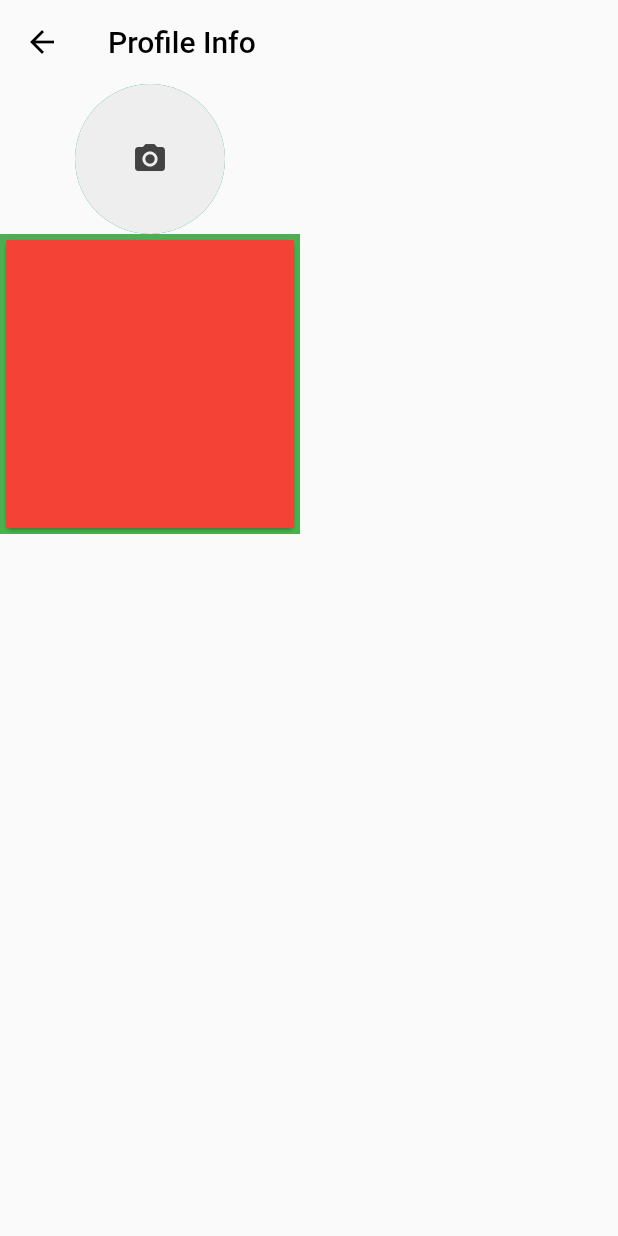
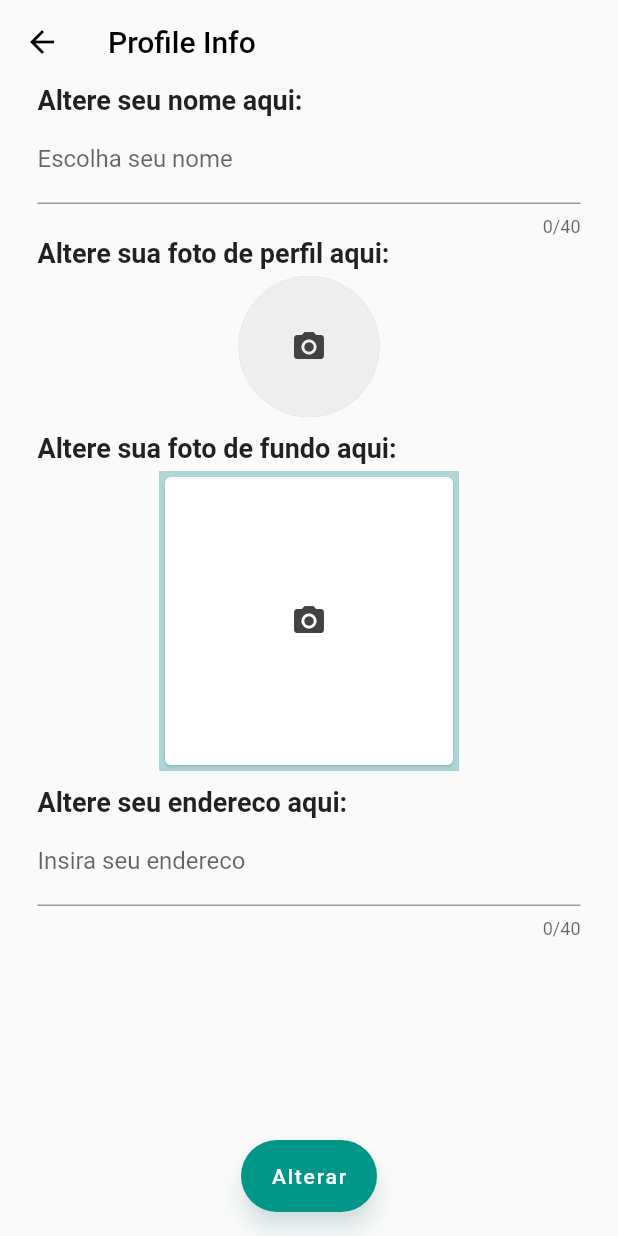
Before and after one commit to jmbessa/INF1300-Flutter, a Flutter app: the InfoScreen screen opened by its route, on a phone screen of 412 x 824 dp. Run offline on Flutter 3.47's test engine with Material 2 defaults, Android fonts, the phone set to English and light mode, and no system bars; our stand-ins replace image_picker, photo_view; missing offline and left inert: dart:ffi; Roboto replaces fonts that are missing (Helvetica).

Commit message:
Comitao 2, agora com tela de perfil do cliente

```diff
--- a/services_app/lib/infoScreen.dart
+++ b/services_app/lib/infoScreen.dart
@@ -14,6 +14,8 @@ class InfoScreen extends StatefulWidget {
 
 class _InfoScreenState extends State<InfoScreen> {
   ImagePicker picker = ImagePicker();
+  FocusNode focusNode = FocusNode();
+
   Future getProfileImage() async {
     XFile? pickedFile = await picker.pickImage(source: ImageSource.gallery);
 
@@ -28,12 +30,57 @@ class _InfoScreenState extends State<InfoScreen> {
 
     setState(() {
       backgroundImage = pickedFile;
-      backgroundImagePath = profileImage!.path;
+      backgroundImagePath = backgroundImage!.path;
     });
+  }
+
+  Future setProfileName() async {
+    String name = TextInputType.text as String;
+    setState(() {
+      profileName = name;
+    });
+  }
+
+  Widget _buildProfileName() {
+    return TextField(
+      decoration: InputDecoration(
+          labelText:
+              profileName != null ? profileName.toString() : 'Escolha seu nome',
+          floatingLabelBehavior: FloatingLabelBehavior.never),
+      maxLength: 40,
+      onChanged: (value) {
+        profileName = value;
+      },
+    );
+  }
+
+  Widget _buildAddress() {
+    return TextField(
+      focusNode: focusNode,
+      decoration: InputDecoration(
+          labelText:
+              address != null ? address.toString() : 'Insira seu endereco',
+          floatingLabelBehavior: FloatingLabelBehavior.never),
+      maxLength: 40,
+      onChanged: (value) {
+        address = value;
+      },
+    );
+  }
+
+  Widget _buildFloatingButton() {
+    return FloatingActionButton.extended(
+      backgroundColor: defaultTheme.primaryColor,
+      onPressed: () {
+        Navigator.popUntil(context, (route) => route.isFirst);
+      },
+      label: Text("Alterar"),
+    );
   }
 
   @override
   Widget build(BuildContext context) {
+    final bool showFab = MediaQuery.of(context).viewInsets.bottom == 0.0;
     return Scaffold(
       appBar: AppBar(
         backgroundColor: Colors.transparent,
@@ -45,15 +92,40 @@ class _InfoScreenState extends State<InfoScreen> {
           style: TextStyle(color: defaultTheme.backgroundColor),
         ),
       ),
-        body: Column(
+      body: SingleChildScrollView(
+        child: Column(
           children: [
+            Container(
+              alignment: Alignment.centerLeft,
+              margin: EdgeInsets.fromLTRB(25, 0, 25, 0),
+              child: SizedBox(
+                child: Text(
+                  "Altere seu nome aqui:",
+                  style: defaultTheme.textTheme.bodyText1,
+                ),
+              ),
+            ),
+            Container(
+              margin: EdgeInsets.fromLTRB(25, 0, 25, 0),
+              child: _buildProfileName(),
+            ),
+            Container(
+              alignment: Alignment.centerLeft,
+              margin: EdgeInsets.fromLTRB(25, 0, 25, 5),
+              child: SizedBox(
+                child: Text(
+                  "Altere sua foto de perfil aqui:",
+                  style: defaultTheme.textTheme.bodyText1,
+                ),
+              ),
+            ),
             GestureDetector(
               onTap: () async {
                 getProfileImage();
               },
               child: CircleAvatar(
-                radius: 50,
-                backgroundColor: defaultTheme.primaryColor,
+                radius: 47,
+                backgroundColor: defaultTheme.shadowColor,
                 child: profileImage != null
                     ? ClipOval(
                         child: Image.file(File(profileImagePath),
@@ -71,6 +143,16 @@ class _InfoScreenState extends State<InfoScreen> {
                       ),
               ),
             ),
+            Container(
+              alignment: Alignment.centerLeft,
+              margin: EdgeInsets.fromLTRB(25, 10, 25, 5),
+              child: SizedBox(
+                child: Text(
+                  "Altere sua foto de fundo aqui:",
+                  style: defaultTheme.textTheme.bodyText1,
+                ),
+              ),
+            ),
             GestureDetector(
               onTap: () async {
                 getBackgroundImage();
@@ -78,17 +160,34 @@ class _InfoScreenState extends State<InfoScreen> {
               child: Container(
                 height: 200,
                 width: 200,
-                color: Colors.green,
+                color: defaultTheme.shadowColor,
                 child: Card(
                   child: backgroundImage != null
                       ? Image.file(File(backgroundImagePath))
-                      : Container(
-                          decoration: BoxDecoration(color: Colors.red),
+                      : Icon(Icons.camera_alt, color: Colors.grey[800]),
                 ),
               ),
             ),
-            )
+            Container(
+              alignment: Alignment.centerLeft,
+              margin: EdgeInsets.fromLTRB(25, 10, 25, 0),
+              child: SizedBox(
+                child: Text(
+                  "Altere seu endereco aqui:",
+                  style: defaultTheme.textTheme.bodyText1,
+                ),
+              ),
+            ),
+            Container(
+              margin: EdgeInsets.fromLTRB(25, 0, 25, 0),
+              child: _buildAddress(),
+            ),
+            SizedBox(height: 50)
           ],
-        ));
+        ),
+      ),
+      floatingActionButton: showFab ? _buildFloatingButton() : null,
+      floatingActionButtonLocation: FloatingActionButtonLocation.centerFloat,
+    );
   }
 }
--- a/services_app/lib/searchScreen.dart
+++ b/services_app/lib/searchScreen.dart
@@ -159,7 +159,7 @@ class _SearchScreenState extends State<SearchScreen> {
               borderRadius: BorderRadius.all(Radius.circular(10.0)),
               color: Colors.white,
               boxShadow: [
-                BoxShadow(color: Colors.black.withAlpha(100), blurRadius: 5.0),
+                BoxShadow(color: defaultTheme.shadowColor, blurRadius: 2.0),
               ]),
           child: Padding(
             padding: const EdgeInsets.symmetric(horizontal: 20.0, vertical: 14),
--- a/services_app/lib/themes.dart
+++ b/services_app/lib/themes.dart
@@ -6,6 +6,7 @@ ThemeData _buildDefaultTheme() {
   return ThemeData(
     primaryColor: Colors.teal,
     backgroundColor: Colors.black,
+    shadowColor: Color.fromRGBO(0, 128, 128, 0.3),
     textTheme: TextTheme(
       bodyText1: const TextStyle(
         fontSize: 18,
```
Also changed, not shown: services_app/lib/widgets/sideMenu.dart (+31 -8 lines). Lines whose indentation alone changed are shown as unchanged.
